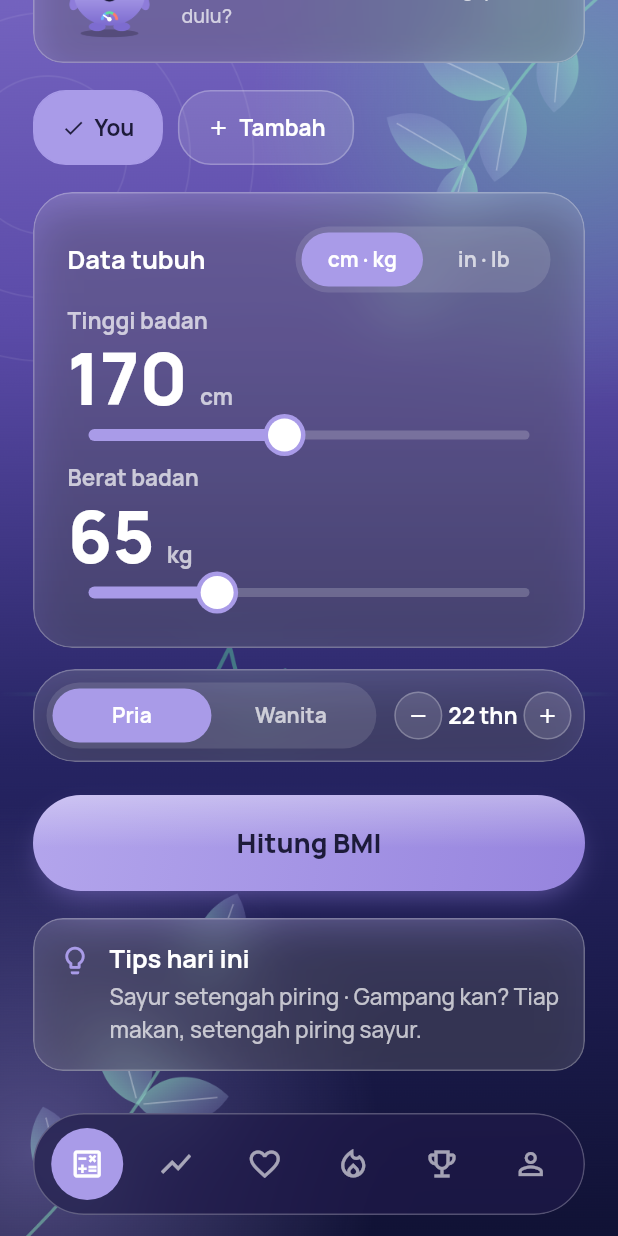
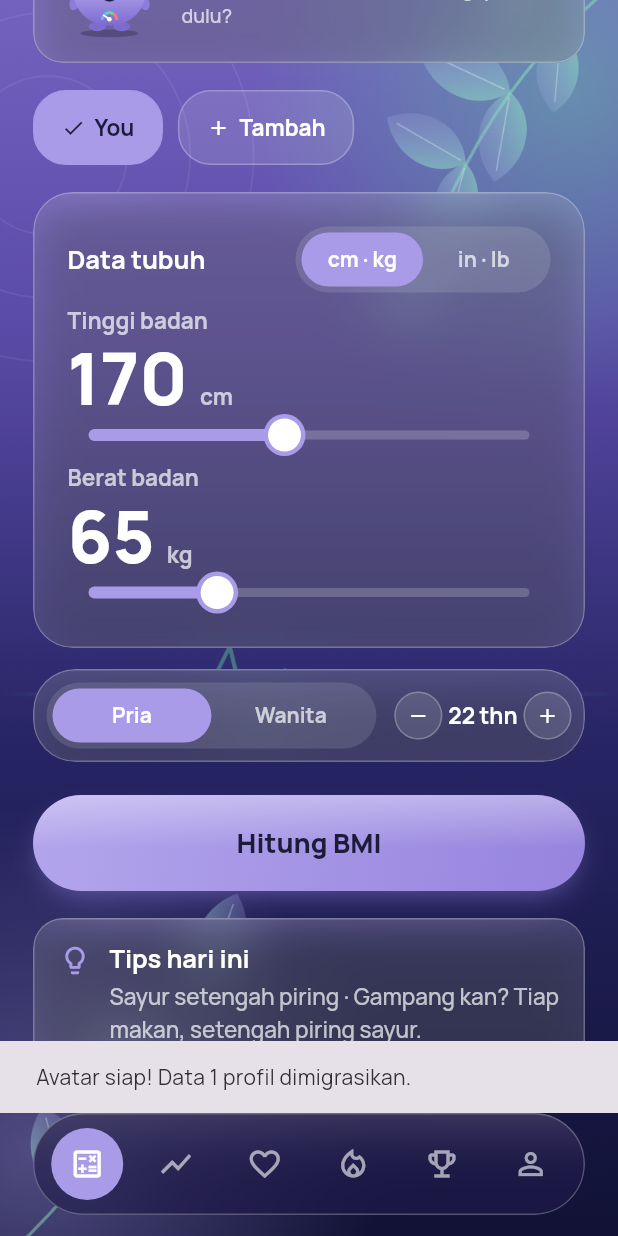
Before and after one commit to wisnurafi/raga, a Flutter app: the MainShell screen opened directly, scrolled down 126 dp, after a tap on the "add" icon, on a phone screen of 412 x 824 dp. Run offline on Flutter 3.47's test engine with Material 3 defaults, Android fonts, the phone set to English and light mode, and no system bars; our stand-ins replace fl_chart, flutter_local_notifications, flutter_secure_storage, flutter_svg, flutter_timezone, google_fonts and 8 more; accounts and stored records are empty.

Commit message:
feat(avatar): integration - avatars everywhere, notifications, demo mode
Fase 7 Raga Avatar: AvatarView jadi profile picture di header Hitung
(44px), thumbnail chip profil (24px), dan kartu identitas Profil
(84px, tetap ketuk-untuk-kustom). Notifikasi via MainShell:
migration notice sekali, toast level-up, dialog unlock (diff
unseen, mark seen setelah tampil). Demo mode (devMode): +50 XP,
+7 streak, reset profil di layar Avatar.

```diff
--- /dev/null
+++ b/lib/avatar/avatar_notifications.dart
@@ -0,0 +1,167 @@
+import 'package:flutter/material.dart';
+
+import '../core/strings.dart';
+import '../core/theme.dart';
+import '../state/app_state.dart';
+import 'avatar_manifest.dart';
+import 'avatar_models.dart';
+import 'avatar_view.dart';
+
+/// Surfaces avatar side effects to the user: the one-time migration
+/// notice, level-up toasts, and new-unlock notifications.
+///
+/// Called from MainShell after the frame. Guarded against re-entry and
+/// against showing anything twice: the migration counter and the
+/// pending result are consumed, and unlocks are marked seen.
+bool _showing = false;
+
+Future<void> checkAvatarNotifications(BuildContext context) async {
+  if (_showing) return;
+  final state = AppState.of(context);
+  if (state.avatarService == null) return;
+
+  _showing = true;
+  try {
+    // 1. One brief migration notice.
+    if (state.avatarMigratedProfiles > 0) {
+      final n = state.avatarMigratedProfiles;
+      state.consumeAvatarMigrationNotice();
+      if (context.mounted) {
+        ScaffoldMessenger.of(context).showSnackBar(
+          SnackBar(
+            content: Text(tx(context, 'avatar_migrated', {'n': n})),
+          ),
+        );
+      }
+    }
+
+    // 2. Level-up toast (in-memory result, best-effort).
+    final result = state.pendingAvatarResult;
+    if (result != null) {
+      state.consumeAvatarResult();
+      if (result.leveledUp && context.mounted) {
+        final title = state.avatarService!.progression
+            .titleFor(result.newLevel);
+        ScaffoldMessenger.of(context).showSnackBar(
+          SnackBar(
+            content: Text(tx(context, 'avatar_levelup', {
+              'level': result.newLevel,
+              'title': title,
+            })),
+          ),
+        );
+      }
+    }
+
+    // 3. New unlocks: diff unseen (survives restart), notified once
+    // per item, then marked seen.
+    final st = state.avatarState;
+    if (st != null) {
+      final unseen =
+          st.unlockedItemIds.difference(st.unlockSeenIds);
+      if (unseen.isNotEmpty && context.mounted) {
+        final manifest = state.avatarService!.manifest;
+        final byId = {for (final i in manifest.items) i.id: i};
+        final items = unseen
+            .map((id) => byId[id])
+            .whereType<AvatarItem>()
+            .toList();
+        if (items.isNotEmpty) {
+          await showDialog(
+            context: context,
+            builder: (ctx) => _UnlockDialog(
+              items: items,
+              manifest: manifest,
+              config: st.config,
+            ),
+          );
+        }
+        await state.markAvatarUnlocksSeen(unseen);
+      }
+    }
+  } finally {
+    _showing = false;
+  }
+}
+
+class _UnlockDialog extends StatelessWidget {
+  final List<AvatarItem> items;
+  final AvatarManifest manifest;
+  final AvatarConfig config;
+
+  const _UnlockDialog({
+    required this.items,
+    required this.manifest,
+    required this.config,
+  });
+
+  AvatarConfig _wearing(AvatarConfig base, AvatarItem item) {
+    switch (item.category) {
+      case AvatarCategory.hair:
+        return base.copyWith(hair: item.id);
+      case AvatarCategory.shirt:
+        return base.copyWith(shirt: item.id);
+      case AvatarCategory.accessory:
+        return base.copyWith(accessory: item.id);
+      case AvatarCategory.frame:
+        return base.copyWith(frame: item.id);
+      default:
+        return base;
+    }
+  }
+
+  @override
+  Widget build(BuildContext context) {
+    final rc = context.rc;
+    return AlertDialog(
+      backgroundColor:
+          rc.isDark ? const Color(0xFF1E1B3A) : Colors.white,
+      shape: RoundedRectangleBorder(
+        borderRadius: BorderRadius.circular(24),
+      ),
+      title: Text(
+        tx(context, 'avatar_unlocked_title'),
+        style: RagaType.title(rc.onCard),
+        textAlign: TextAlign.center,
+      ),
+      content: Column(
+        mainAxisSize: MainAxisSize.min,
+        children: [
+          for (final item in items) ...[
+            Row(
+              children: [
+                AvatarView(
+                  manifest: manifest,
+                  config: _wearing(config, item),
+                  size: 56,
+                ),
+                const SizedBox(width: 12),
+                Expanded(
+                  child: Text(
+                    item.name,
+                    style: RagaType.body(rc.onCard),
+                  ),
+                ),
+                Icon(
+                  Icons.lock_open,
+                  size: 20,
+                  color: rc.chipActive,
+                ),
+              ],
+            ),
+            if (item != items.last) const SizedBox(height: 12),
+          ],
+        ],
+      ),
+      actions: [
+        TextButton(
+          onPressed: () => Navigator.of(context).pop(),
+          child: Text(
+            tx(context, 'avatar_unlocked'),
+            style: RagaType.body(rc.chipActive),
+          ),
+        ),
+      ],
+    );
+  }
+}
--- a/lib/avatar/avatar_progress.dart
+++ b/lib/avatar/avatar_progress.dart
@@ -327,8 +327,19 @@ class AvatarProgressService {
     );
   }
 
-  List<AvatarItem> _evaluateUnlocks(
-    AvatarProfileState state, {
+  /// Debug only (demo mode): applies [events] and optional stat bumps,
+  /// re-evaluating unlocks. Keys must be unique per call.
+  AvatarProgressResult debugApply({
+    required String profileId,
+    required AvatarProfileState state,
+    required List<XpEvent> events,
+    int? bestStreak,
+    int? recordsCount,
+  }) =>
+      _apply(profileId, state, events,
+          bestStreak: bestStreak, recordsCount: recordsCount);
+
+  List<AvatarItem> _evaluateUnlocks(    AvatarProfileState state, {
     required int level,
     int? recordsCount,
   }) {
--- a/lib/core/strings.dart
+++ b/lib/core/strings.dart
@@ -175,6 +175,9 @@ const Map<String, Map<String, String>> _strings = {
     'avatar_collected': 'Terkumpul {n} / {total}',
     'avatar_req_label': 'Syarat',
     'avatar_progress_label': 'Progres',
+    'avatar_migrated': 'Avatar siap! Data {n} profil dimigrasikan.',
+    'avatar_levelup': 'Naik ke Level {level}! {title}',
+    'avatar_unlocked_title': 'Koleksi baru terbuka!',
     'profile_settings': 'Pengaturan',
     'profile_units': 'Unit',
     'profile_theme': 'Tema',
@@ -647,6 +650,9 @@ const Map<String, Map<String, String>> _strings = {
     'avatar_collected': '{n} of {total} collected',
     'avatar_req_label': 'Requirement',
     'avatar_progress_label': 'Progress',
+    'avatar_migrated': 'Avatar ready! Migrated data for {n} profiles.',
+    'avatar_levelup': 'Reached Level {level}! {title}',
+    'avatar_unlocked_title': 'New collection unlocked!',
     'profile_settings': 'Settings',
     'profile_units': 'Units',
     'profile_theme': 'Theme',
--- a/lib/main.dart
+++ b/lib/main.dart
@@ -1,4 +1,5 @@
 import 'package:flutter/material.dart';
+import 'avatar/avatar_notifications.dart';
 import 'core/theme.dart';
 import 'state/app_state.dart';
 import 'data/auth_service.dart';
@@ -153,6 +154,10 @@ class _MainShellState extends State<MainShell> {
         if (mounted) setState(() => _index = req);
       });
     }
+    // Avatar side effects (migration notice, level-up, unlocks).
+    WidgetsBinding.instance.addPostFrameCallback((_) {
+      if (mounted) checkAvatarNotifications(context);
+    });
   }
 
   @override
--- a/lib/screens/profile_screen.dart
+++ b/lib/screens/profile_screen.dart
@@ -1,6 +1,7 @@
 import 'package:flutter/material.dart';
 import 'package:flutter/services.dart';
 import 'package:image_picker/image_picker.dart';
+import '../avatar/avatar_view.dart';
 import '../core/bmi.dart';
 import '../core/strings.dart';
 import '../core/theme.dart';
@@ -34,6 +35,48 @@ class _ProfileScreenState extends State<ProfileScreen> {
       shortDays(AppState.of(context).locale)[d - 1];
   static String _hdot(int h, int m) =>
       '${h.toString().padLeft(2, '0')}.${m.toString().padLeft(2, '0')}';
+
+  /// The identity card avatar: the user's set avatar, or the letter
+  /// initial if the avatar feature is off.
+  static Widget _identityAvatar(BuildContext context, AppState state) {
+    final rc = context.rc;
+    final svc = state.avatarService;
+    final config = state.avatarState?.config;
+    if (svc != null && config != null) {
+      return AvatarView(
+        manifest: svc.manifest,
+        config: config,
+        size: 84,
+      );
+    }
+    return Container(
+      width: 84,
+      height: 84,
+      decoration: BoxDecoration(
+        shape: BoxShape.circle,
+        color: rc.avatarBg,
+      ),
+      child: Center(
+        child: Text(
+          state.activeProfile.initial,
+          style: RagaType.hero(32, rc.avatarFg),
+        ),
+      ),
+    );
+  }
+
+  /// Small avatar thumbnail for a profile chip, or null if the
+  /// avatar feature is off.
+  static Widget? _avatarThumb(AppState state, String profileId) {
+    final svc = state.avatarService;
+    final config = state.avatarStates[profileId]?.config;
+    if (svc == null || config == null) return null;
+    return AvatarView(
+      manifest: svc.manifest,
+      config: config,
+      size: 24,
+    );
+  }
 
   @override
   Widget build(BuildContext context) {
@@ -62,20 +105,7 @@ class _ProfileScreenState extends State<ProfileScreen> {
                     ),
                   );
                 },
-                child: Container(
-                  width: 84,
-                  height: 84,
-                  decoration: BoxDecoration(
-                    shape: BoxShape.circle,
-                    color: rc.avatarBg,
-                  ),
-                  child: Center(
-                    child: Text(
-                      p.initial,
-                      style: RagaType.hero(32, rc.avatarFg),
-                    ),
-                  ),
-                ),
+                child: _identityAvatar(context, state),
               ),
               const SizedBox(height: 12),
               GestureDetector(
@@ -133,6 +163,7 @@ class _ProfileScreenState extends State<ProfileScreen> {
                         await state.setActiveProfile(prof.id);
                       }
                     },
+                    leading: _avatarThumb(state, prof.id),
                   ),
                 ),
                 const SizedBox(width: 10),
--- a/lib/widgets/chips.dart
+++ b/lib/widgets/chips.dart
@@ -65,6 +65,7 @@ class ProfileChip extends StatelessWidget {
   final bool showCheck;
   final bool isAdd;
   final VoidCallback onTap;
+  final Widget? leading;
 
   const ProfileChip({
     super.key,
@@ -73,6 +74,7 @@ class ProfileChip extends StatelessWidget {
     required this.onTap,
     this.showCheck = false,
     this.isAdd = false,
+    this.leading,
   });
 
   @override
@@ -82,9 +84,12 @@ class ProfileChip extends StatelessWidget {
       label: label,
       selected: selected,
       onTap: onTap,
-      prefix: showCheck && selected
-          ? Icon(Icons.check, size: 16, color: rc.onChipActive)
-          : (isAdd ? Icon(Icons.add, size: 16, color: rc.onChipInactive) : null),
+      prefix: leading ??
+          (showCheck && selected
+              ? Icon(Icons.check, size: 16, color: rc.onChipActive)
+              : (isAdd
+                  ? Icon(Icons.add, size: 16, color: rc.onChipInactive)
+                  : null)),
     );
   }
 }
--- a/lib/widgets/headers.dart
+++ b/lib/widgets/headers.dart
@@ -1,5 +1,6 @@
 import 'package:flutter/material.dart';
 
+import '../avatar/avatar_view.dart';
 import '../core/theme.dart';
 import '../state/app_state.dart';
 
@@ -73,6 +74,17 @@ class _Avatar extends StatelessWidget {
   @override
   Widget build(BuildContext context) {
     final rc = context.rc;
+    final state = AppState.of(context);
+    final svc = state.avatarService;
+    final aState = state.avatarState;
+    // The avatar the user set is their profile picture.
+    if (svc != null && aState != null) {
+      return AvatarView(
+        manifest: svc.manifest,
+        config: aState.config,
+        size: 44,
+      );
+    }
     return Container(
       width: 44,
       height: 44,
```
Also changed, not shown: lib/screens/avatar_screen.dart (+57 -0 lines), lib/state/app_state.dart (+62 -0 lines).
